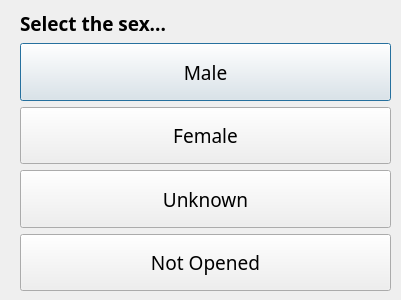
The window that ui/SexSelUnknownDlg.ui (aliciabillings-noaa/CLAMS) describes before a commit, drawn with Qt 5.
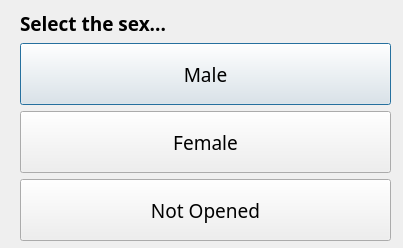
The same window after the commit.

```diff
--- a/ui/SexSelUnknownDlg.ui
+++ b/ui/SexSelUnknownDlg.ui
@@ -6,8 +6,8 @@
    <rect>
     <x>0</x>
     <y>0</y>
-    <width>401</width>
-    <height>300</height>
+    <width>403</width>
+    <height>248</height>
    </rect>
   </property>
   <property name="windowTitle">
@@ -19,7 +19,7 @@
      <x>20</x>
      <y>10</y>
      <width>371</width>
-     <height>281</height>
+     <height>231</height>
     </rect>
    </property>
    <layout class="QVBoxLayout" name="verticalLayout">
@@ -88,31 +88,6 @@
       </property>
      </widget>
     </item>
-    <item>
-     <widget class="QPushButton" name="unsexedBtn">
-      <property name="sizePolicy">
-       <sizepolicy hsizetype="Minimum" vsizetype="MinimumExpanding">
-        <horstretch>0</horstretch>
-        <verstretch>0</verstretch>
-       </sizepolicy>
-      </property>
-      <property name="minimumSize">
-       <size>
-        <width>165</width>
-        <height>50</height>
-       </size>
-      </property>
-      <property name="font">
-       <font>
-        <family>Arial Black</family>
-        <pointsize>14</pointsize>
-       </font>
-      </property>
-      <property name="text">
-       <string>Unknown</string>
-      </property>
-     </widget>
-    </item>
     <item>
      <widget class="QPushButton" name="unknownBtn">
       <property name="sizePolicy">
```
